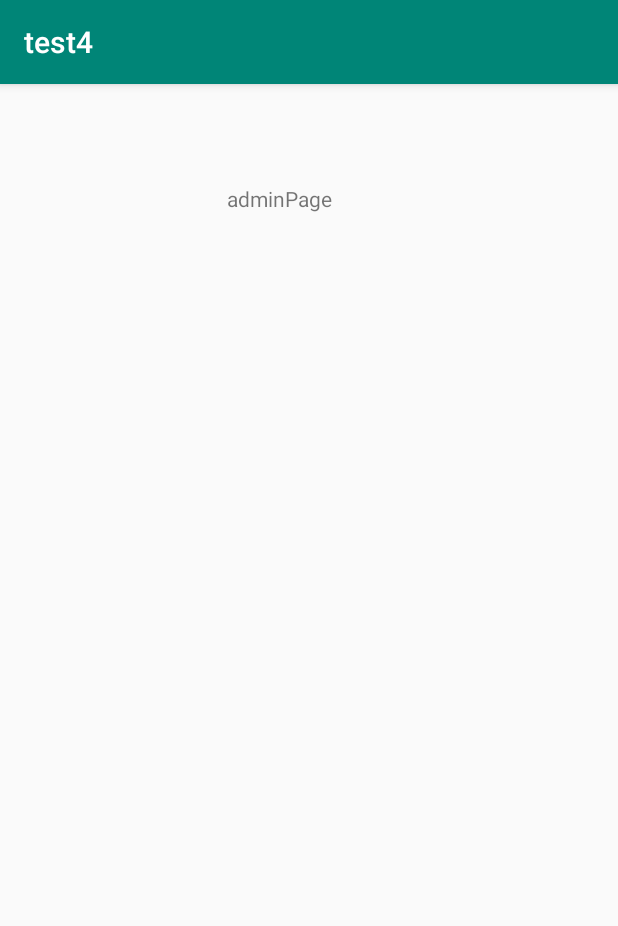
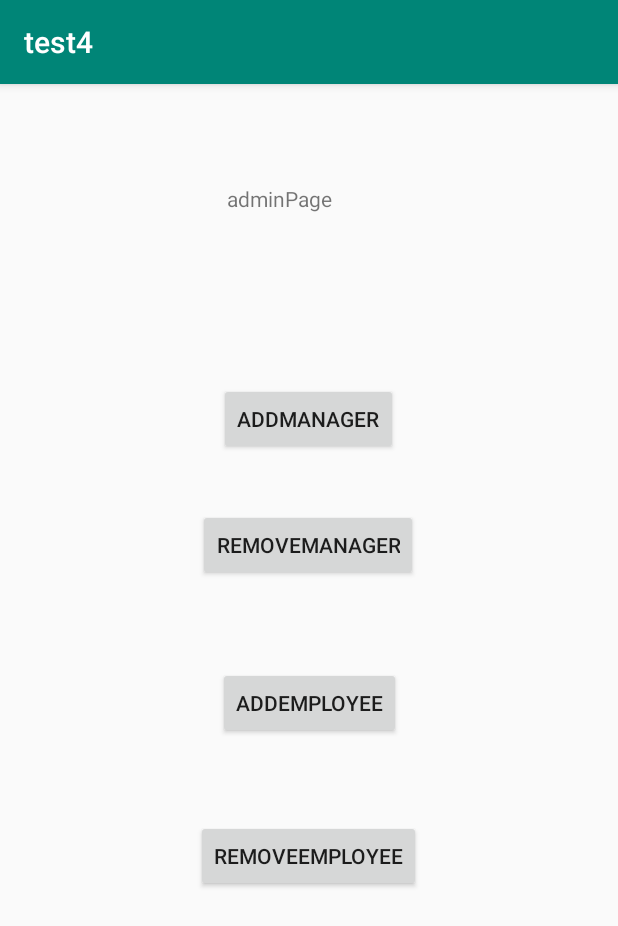
Before and after one commit to tammapon/warehouse, an Android app: the page_admin screen opened directly, with no data from a screen before it, on a phone screen of 412 x 824 dp. Shown: the top 926 px of the screen. Run offline under Robolectric (Android 15) with nearby library versions, the phone set to English and light mode, and no system bars.

Commit message:
add (No All function database) -page_login + access -page_register + ui -page_admin -page_employee -page_manager #napat

```diff
--- a/app/src/main/AndroidManifest.xml
+++ b/app/src/main/AndroidManifest.xml
@@ -9,7 +9,8 @@
         android:roundIcon="@mipmap/ic_launcher_round"
         android:supportsRtl="true"
         android:theme="@style/AppTheme">
-        <activity android:name=".page_register"></activity>
+        <activity android:name=".page_levelSelect"></activity>
+        <activity android:name=".page_register" />
         <activity android:name=".page_employee" />
         <activity android:name=".page_manager" />
         <activity android:name=".page_admin" />
--- a/app/src/main/java/com/example/test4/page_admin.java
+++ b/app/src/main/java/com/example/test4/page_admin.java
@@ -3,12 +3,20 @@ package com.example.test4;
 import androidx.appcompat.app.AppCompatActivity;
 
 import android.os.Bundle;
+import android.widget.Button;
 
 public class page_admin extends AppCompatActivity {
+    Button btn_add_man,btn_remove_man,btn_add_em,btn_remove_em;
 
     @Override
     protected void onCreate(Bundle savedInstanceState) {
         super.onCreate(savedInstanceState);
         setContentView(R.layout.activity_page_admin);
+
+        btn_add_em=(Button)findViewById(R.id.btn_addEmployee);
+        btn_remove_em=(Button)findViewById(R.id.btn_removeEmployee);
+        btn_add_man=(Button)findViewById(R.id.btn_addManager);
+        btn_remove_man=(Button)findViewById(R.id.btn_removeManager);
+
     }
 }
--- a/app/src/main/res/layout/activity_page_admin.xml
+++ b/app/src/main/res/layout/activity_page_admin.xml
@@ -17,4 +17,51 @@
         app:layout_constraintStart_toStartOf="parent"
         app:layout_constraintTop_toTopOf="parent"
         app:layout_constraintVertical_bias="0.09" />
+
+    <Button
+        android:id="@+id/btn_addManager"
+        android:layout_width="wrap_content"
+        android:layout_height="wrap_content"
+        android:text="addmanager"
+        app:layout_constraintBottom_toBottomOf="parent"
+        app:layout_constraintEnd_toEndOf="parent"
+        app:layout_constraintHorizontal_bias="0.498"
+        app:layout_constraintStart_toStartOf="parent"
+        app:layout_constraintTop_toBottomOf="@+id/textView"
+        app:layout_constraintVertical_bias="0.17" />
+
+    <Button
+        android:id="@+id/btn_removeManager"
+        android:layout_width="wrap_content"
+        android:layout_height="wrap_content"
+        android:text="removemanager"
+        app:layout_constraintBottom_toBottomOf="parent"
+        app:layout_constraintEnd_toEndOf="parent"
+        app:layout_constraintHorizontal_bias="0.498"
+        app:layout_constraintStart_toStartOf="parent"
+        app:layout_constraintTop_toBottomOf="@+id/btn_addManager"
+        app:layout_constraintVertical_bias="0.076" />
+
+    <Button
+        android:id="@+id/btn_addEmployee"
+        android:layout_width="wrap_content"
+        android:layout_height="wrap_content"
+        android:text="addemployee"
+        app:layout_constraintBottom_toBottomOf="parent"
+        app:layout_constraintEnd_toEndOf="parent"
+        app:layout_constraintStart_toStartOf="parent"
+        app:layout_constraintTop_toBottomOf="@+id/btn_removeManager"
+        app:layout_constraintVertical_bias="0.148" />
+
+    <Button
+        android:id="@+id/btn_removeEmployee"
+        android:layout_width="wrap_content"
+        android:layout_height="wrap_content"
+        android:text="removeEmployee"
+        app:layout_constraintBottom_toBottomOf="parent"
+        app:layout_constraintEnd_toEndOf="parent"
+        app:layout_constraintHorizontal_bias="0.498"
+        app:layout_constraintStart_toStartOf="parent"
+        app:layout_constraintTop_toBottomOf="@+id/btn_addEmployee"
+        app:layout_constraintVertical_bias="0.191" />
 </androidx.constraintlayout.widget.ConstraintLayout>
```
Also changed, not shown: app/src/main/java/com/example/test4/page_levelSelect.java (added, +43 -0 lines), app/src/main/java/com/example/test4/page_register.java (+39 -1 lines), app/src/main/res/layout/activity_page_level_select.xml (added, +44 -0 lines).
